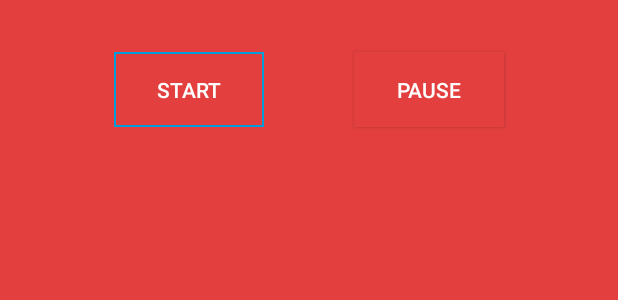
After one commit to kevintqi/JobInProgress, an Android app: the layout include_item_job_action.xml on its own in the app's theme, with its tools: preview values and no code run, on a phone screen of 412 x 824 dp. The commit adds this screen. Shown: the top 300 px of the screen. Run offline under Robolectric (Android 15) with nearby library versions, the phone set to English and light mode, and no system bars.

Commit message:
Refine job item view

```diff
--- a/app/src/main/java/com/sebeca/app/jobinprogress/main/joblist/JobListItemViewModel.java
+++ b/app/src/main/java/com/sebeca/app/jobinprogress/main/joblist/JobListItemViewModel.java
@@ -47,6 +47,10 @@ public class JobListItemViewModel extends ViewModel {
     }
 
     private void updateJobStatus() {
+        int status = mJob.getStatus();
+        if (status == Job.NEW || status == Job.BLOCKED) {
+            mJob.setStartTime(System.currentTimeMillis());
+        }
         startLocationReport();
         mJob.updateStatus(mJob.getStatus());
         mJobListRepository.requestUpdateJob(mJob);
--- a/app/src/main/res/drawable/blue_frame_rectangle.xml
+++ b/app/src/main/res/drawable/blue_frame_rectangle.xml
@@ -9,13 +9,13 @@
     <item>
         <shape>
             <stroke
-                android:width="3dp"
+                android:width="1dp"
                 android:color="@color/blueHighlightBackground" />
             <padding
-                android:bottom="4dp"
-                android:left="4dp"
-                android:right="4dp"
-                android:top="4dp" />
+                android:bottom="3dp"
+                android:left="3dp"
+                android:right="3dp"
+                android:top="3dp" />
         </shape>
     </item>
 </layer-list>
--- a/app/src/main/res/drawable/item_border.xml
+++ b/app/src/main/res/drawable/item_border.xml
@@ -2,6 +2,6 @@
 <shape xmlns:android="http://schemas.android.com/apk/res/android"
         android:shape="line">
     <stroke
-        android:width="1px"
+        android:width="1dp"
         android:color="@color/colorPrimaryDark"/>
 </shape>
--- a/app/src/main/res/layout/fragment_break_time.xml
+++ b/app/src/main/res/layout/fragment_break_time.xml
@@ -11,6 +11,9 @@
             type="com.sebeca.app.jobinprogress.main.breaktime.BreakTimeModel" />
     </data>
 
+    <ScrollView
+        android:layout_width="match_parent"
+        android:layout_height="match_parent">
     <LinearLayout
         android:layout_width="match_parent"
         android:layout_height="match_parent"
@@ -60,4 +63,5 @@
                 android:textColor="@color/white" />
         </LinearLayout>
     </LinearLayout>
+    </ScrollView>
 </layout>
--- /dev/null
+++ b/app/src/main/res/layout/include_item_job_action.xml
@@ -0,0 +1,43 @@
+<?xml version="1.0" encoding="utf-8"?>
+<layout xmlns:android="http://schemas.android.com/apk/res/android">
+
+    <data>
+
+        <variable
+            name="viewModel"
+            type="com.sebeca.app.jobinprogress.main.joblist.JobListItemViewModel" />
+    </data>
+
+    <LinearLayout
+        android:layout_width="match_parent"
+        android:layout_height="120dp"
+        android:gravity="center_horizontal"
+        android:orientation="horizontal">
+
+        <android.support.v7.widget.AppCompatButton
+            android:id="@+id/itmActionButton"
+            android:layout_width="100dp"
+            android:layout_height="50dp"
+            android:layout_gravity="center"
+            android:background="@drawable/blue_frame_rectangle"
+            android:focusable="true"
+            android:onClick="@{()->viewModel.onClickAction()}"
+            android:padding="15dp"
+            android:text="Start"
+            android:textColor="@color/white" />
+
+        <android.support.v7.widget.AppCompatButton
+            android:id="@+id/itemPauseButton"
+            android:layout_width="100dp"
+            android:layout_height="50dp"
+            android:layout_gravity="center"
+            android:layout_marginLeft="50dp"
+            android:layout_marginStart="60dp"
+            android:background="@color/colorPrimary"
+            android:focusable="true"
+            android:onClick="@{()->viewModel.onClickAction()}"
+            android:padding="15dp"
+            android:text="Pause"
+            android:textColor="@color/white" />
+    </LinearLayout>
+</layout>
--- a/app/src/main/res/menu/bottom_navigation.xml
+++ b/app/src/main/res/menu/bottom_navigation.xml
@@ -17,19 +17,19 @@
 <menu xmlns:android="http://schemas.android.com/apk/res/android"
     xmlns:app="http://schemas.android.com/apk/res-auto">
     <item
-        android:id="@+id/category_clothing"
+        android:id="@+id/jobListView"
         android:enabled="true"
         android:icon="@mipmap/ic_view_list"
         android:title="Job List"
         app:showAsAction="ifRoom" />
     <item
-        android:id="@+id/category_home"
+        android:id="@+id/breakTimeView"
         android:enabled="true"
         android:icon="@mipmap/ic_timer"
         android:title="Break Time"
         app:showAsAction="ifRoom" />
     <item
-        android:id="@+id/category_popsicles"
+        android:id="@+id/settingsView"
         android:enabled="true"
         android:icon="@mipmap/ic_settings"
         android:title="Settings"
--- a/app/src/main/res/values/dimens.xml
+++ b/app/src/main/res/values/dimens.xml
@@ -1,6 +1,6 @@
 <resources>
     <!-- Default screen margins, per the Android Design guidelines. -->
-    <dimen name="activity_horizontal_margin">24dp</dimen>
+    <dimen name="activity_horizontal_margin">16dp</dimen>
     <dimen name="fab_margin">16dp</dimen>
     <dimen name="appbar_padding_top">8dp</dimen>
     <dimen name="status_text_size_small">24dp</dimen>
```
Also changed, not shown: app/src/main/java/com/sebeca/app/jobinprogress/database/JobEntity.java (+2 -6 lines), app/src/main/java/com/sebeca/app/jobinprogress/main/joblist/Job.java (+11 -19 lines), app/src/main/java/com/sebeca/app/jobinprogress/main/joblist/JobListAdapter.java (+3 -6 lines), app/src/main/res/layout/activity_main.xml (+0 -7 lines), app/src/main/res/layout/include_item_job_brief.xml (added, +36 -0 lines), app/src/main/res/layout/include_item_job_time.xml (added, +49 -0 lines), app/src/main/res/layout/item_job_list.xml (+37 -55 lines).
